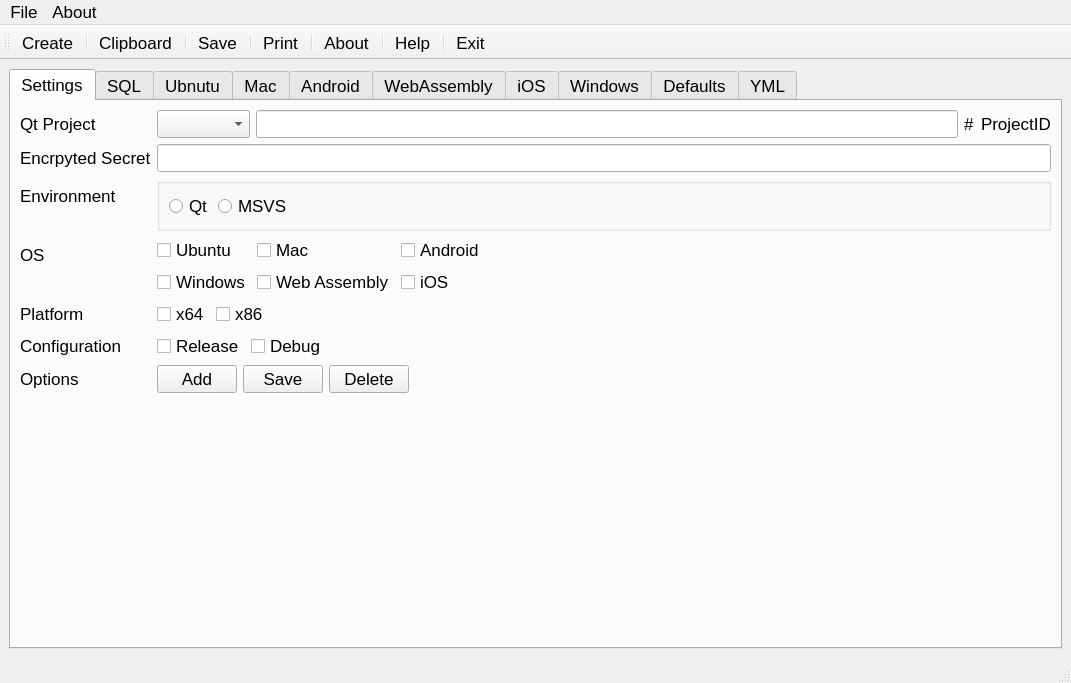
Qt form src/MainWindow.ui (Light-Wizzard/QtAppVeyor) before a commit.
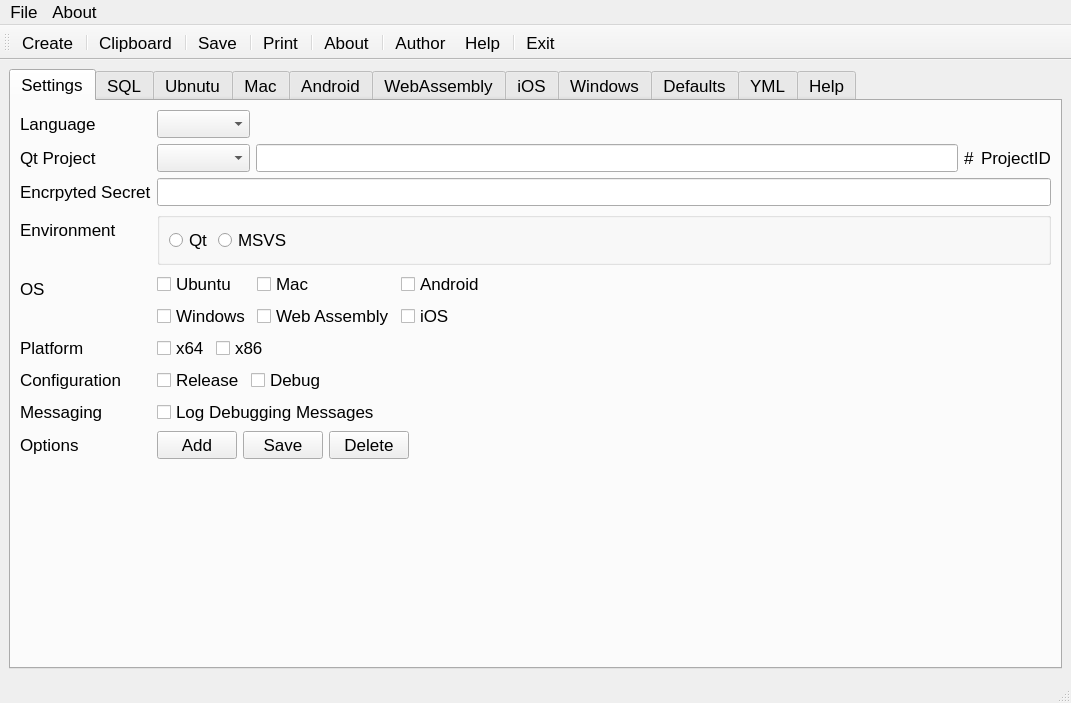
The same form after that commit. Icons and pictures are not drawn.

The edit to the form file:
```diff
--- a/src/MainWindow.ui
+++ b/src/MainWindow.ui
@@ -7,7 +7,7 @@
     <x>0</x>
     <y>0</y>
     <width>1071</width>
-    <height>683</height>
+    <height>703</height>
    </rect>
   </property>
   <property name="font">
@@ -41,7 +41,7 @@
        <layout class="QVBoxLayout" name="verticalLayout_3">
         <item>
          <layout class="QFormLayout" name="formLayout">
-          <item row="0" column="0">
+          <item row="1" column="0">
            <widget class="QLabel" name="labelSettingsProjectBinLine">
             <property name="font">
              <font>
@@ -53,7 +53,7 @@
             </property>
            </widget>
           </item>
-          <item row="0" column="1">
+          <item row="1" column="1">
            <layout class="QHBoxLayout" name="horizontalLayoutSettingsProject">
             <item>
              <widget class="QComboBox" name="comboBoxSettingsProjects">
@@ -78,7 +78,17 @@
              </widget>
             </item>
             <item>
-             <widget class="QLineEdit" name="lineEditSettingsQtProject"/>
+             <widget class="QLineEdit" name="lineEditSettingsQtProject">
+              <property name="inputMask">
+               <string notr="true"/>
+              </property>
+              <property name="text">
+               <string notr="true"/>
+              </property>
+              <property name="placeholderText">
+               <string notr="true"/>
+              </property>
+             </widget>
             </item>
             <item>
              <widget class="QLabel" name="labelSettingProjectIDSign">
@@ -96,7 +106,7 @@
             </item>
            </layout>
           </item>
-          <item row="1" column="0">
+          <item row="2" column="0">
            <widget class="QLabel" name="labelSettingsSecret">
             <property name="font">
              <font>
@@ -108,16 +118,25 @@
             </property>
            </widget>
           </item>
-          <item row="1" column="1">
+          <item row="2" column="1">
            <widget class="QLineEdit" name="lineEditSettingsSecret">
             <property name="font">
              <font>
               <pointsize>13</pointsize>
              </font>
             </property>
+            <property name="inputMask">
+             <string notr="true"/>
+            </property>
+            <property name="text">
+             <string notr="true"/>
+            </property>
+            <property name="placeholderText">
+             <string notr="true"/>
+            </property>
            </widget>
           </item>
-          <item row="3" column="0">
+          <item row="4" column="0">
            <widget class="QLabel" name="labelSettingsOS">
             <property name="font">
              <font>
@@ -129,7 +148,7 @@
             </property>
            </widget>
           </item>
-          <item row="3" column="1">
+          <item row="4" column="1">
            <layout class="QGridLayout" name="gridLayoutSettingsOS">
             <item row="4" column="2">
              <widget class="QCheckBox" name="checkBoxSettingsiOS">
@@ -203,7 +222,7 @@
             </item>
            </layout>
           </item>
-          <item row="4" column="0">
+          <item row="5" column="0">
            <widget class="QLabel" name="labelSettingsPlatform">
             <property name="font">
              <font>
@@ -215,7 +234,7 @@
             </property>
            </widget>
           </item>
-          <item row="4" column="1">
+          <item row="5" column="1">
            <layout class="QHBoxLayout" name="horizontalLayoutSettingsPlatform">
             <item>
              <widget class="QCheckBox" name="checkBoxSettingsPlatformX64">
@@ -256,7 +275,7 @@
             </item>
            </layout>
           </item>
-          <item row="5" column="0">
+          <item row="6" column="0">
            <widget class="QLabel" name="labelSettingsConfiguration">
             <property name="font">
              <font>
@@ -268,7 +287,7 @@
             </property>
            </widget>
           </item>
-          <item row="5" column="1">
+          <item row="6" column="1">
            <layout class="QHBoxLayout" name="horizontalLayoutSettingsConfiguration">
             <item>
              <widget class="QCheckBox" name="checkBoxSettingsConfigurationRelease">
@@ -309,14 +328,14 @@
             </item>
            </layout>
           </item>
-          <item row="6" column="0">
+          <item row="8" column="0">
            <widget class="QLabel" name="labelSettingsOptions">
             <property name="text">
              <string>Options</string>
             </property>
            </widget>
           </item>
-          <item row="6" column="1">
+          <item row="8" column="1">
            <layout class="QHBoxLayout" name="horizontalLayoutSettings">
             <item>
              <widget class="QPushButton" name="pushButtonSettingsAdd">
@@ -354,14 +373,14 @@
             </item>
            </layout>
           </item>
-          <item row="2" column="0">
+          <item row="3" column="0">
            <widget class="QLabel" name="labelSettingsEnvironment">
             <property name="text">
              <string>Environment</string>
             </property>
            </widget>
           </item>
-          <item row="2" column="1">
+          <item row="3" column="1">
            <widget class="QGroupBox" name="groupBoxSettingsEnvironment">
             <property name="title">
              <string/>
@@ -397,6 +416,64 @@
             </layout>
            </widget>
           </item>
+          <item row="7" column="0">
+           <widget class="QLabel" name="labelSettingsMessaging">
+            <property name="text">
+             <string>Messaging</string>
+            </property>
+           </widget>
+          </item>
+          <item row="7" column="1">
+           <layout class="QHBoxLayout" name="horizontalLayoutSettingsMessaging">
+            <item>
+             <widget class="QCheckBox" name="checkBoxSettignsMessaging">
+              <property name="text">
+               <string>Log Debugging Messages</string>
+              </property>
+             </widget>
+            </item>
+            <item>
+             <spacer name="horizontalSpacerSettingsMessaging">
+              <property name="orientation">
+               <enum>Qt::Horizontal</enum>
+              </property>
+              <property name="sizeHint" stdset="0">
+               <size>
+                <width>40</width>
+                <height>20</height>
+               </size>
+              </property>
+             </spacer>
+            </item>
+           </layout>
+          </item>
+          <item row="0" column="0">
+           <widget class="QLabel" name="labelSettingsLanguage">
+            <property name="text">
+             <string>Language</string>
+            </property>
+           </widget>
+          </item>
+          <item row="0" column="1">
+           <layout class="QHBoxLayout" name="horizontalLayoutSettingsLanguage">
+            <item>
+             <widget class="QComboBox" name="comboBoxSettingsLanguage"/>
+            </item>
+            <item>
+             <spacer name="horizontalSpacerSettingsLanguage">
+              <property name="orientation">
+               <enum>Qt::Horizontal</enum>
+              </property>
+              <property name="sizeHint" stdset="0">
+               <size>
+                <width>40</width>
+                <height>20</height>
+               </size>
+              </property>
+             </spacer>
+            </item>
+           </layout>
+          </item>
          </layout>
         </item>
        </layout>
@@ -1665,6 +1742,16 @@
         </item>
        </layout>
       </widget>
+      <widget class="QWidget" name="tabHelp">
+       <attribute name="title">
+        <string>Help</string>
+       </attribute>
+       <layout class="QVBoxLayout" name="verticalLayout_12">
+        <item>
+         <widget class="QTextEdit" name="textEditHelp"/>
+        </item>
+       </layout>
+      </widget>
      </widget>
     </item>
    </layout>
@@ -1724,6 +1811,7 @@
    <addaction name="separator"/>
    <addaction name="actionAbout"/>
    <addaction name="separator"/>
+   <addaction name="actionAuthor"/>
    <addaction name="actionHelp"/>
    <addaction name="separator"/>
    <addaction name="actionExit"/>
@@ -1791,6 +1879,15 @@
     <string>Clipboard</string>
    </property>
   </action>
+  <action name="actionAuthor">
+   <property name="icon">
+    <iconset resource="../QtAppVeyor.qrc">
+     <normaloff>:/images/handshake.png</normaloff>:/images/handshake.png</iconset>
+   </property>
+   <property name="text">
+    <string>Author</string>
+   </property>
+  </action>
  </widget>
  <resources>
   <include location="QtAppVeyor.qrc"/>
```
Left out of the diff: 625 changed lines with no effect on the pictures.
